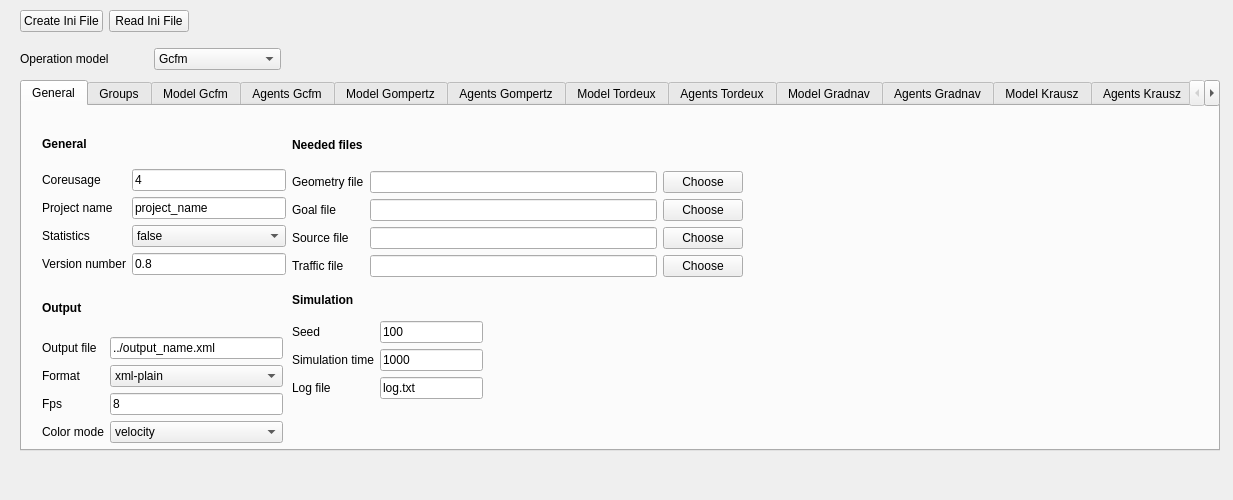
Above: forms/inifilewidget.ui from JuPedSim/jpseditor before the change. Below: the same form after it.
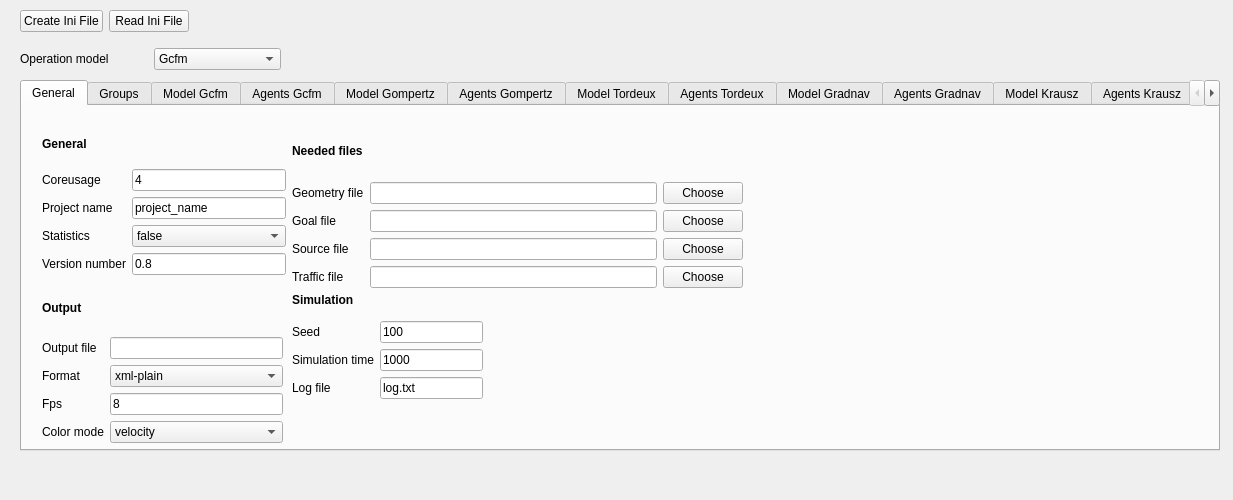
That is the form after the change.

Patch:
```diff
--- a/forms/inifilewidget.ui
+++ b/forms/inifilewidget.ui
@@ -41,7 +41,7 @@
     <attribute name="title">
      <string>General</string>
     </attribute>
-    <widget class="QWidget" name="">
+    <widget class="QWidget" name="layoutWidget">
      <property name="geometry">
       <rect>
        <x>20</x>
@@ -165,7 +165,7 @@
       </item>
      </layout>
     </widget>
-    <widget class="QWidget" name="">
+    <widget class="QWidget" name="layoutWidget">
      <property name="geometry">
       <rect>
        <x>270</x>
@@ -244,7 +244,7 @@
       </item>
      </layout>
     </widget>
-    <widget class="QWidget" name="">
+    <widget class="QWidget" name="layoutWidget">
      <property name="geometry">
       <rect>
        <x>20</x>
@@ -300,7 +300,7 @@
           <item>
            <widget class="QLineEdit" name="lineEdit_general_12">
             <property name="text">
-             <string>../output_name.xml</string>
+             <string/>
             </property>
            </widget>
           </item>
@@ -370,13 +370,13 @@
       </item>
      </layout>
     </widget>
-    <widget class="QWidget" name="">
+    <widget class="QWidget" name="layoutWidget">
      <property name="geometry">
       <rect>
        <x>270</x>
        <y>20</y>
        <width>451</width>
-       <height>151</height>
+       <height>162</height>
       </rect>
      </property>
      <layout class="QVBoxLayout" name="verticalLayout_14">
@@ -4284,8 +4284,8 @@
   <widget class="QLabel" name="label_warning">
    <property name="geometry">
     <rect>
-     <x>320</x>
-     <y>10</y>
+     <x>40</x>
+     <y>450</y>
      <width>571</width>
      <height>21</height>
     </rect>
@@ -4300,7 +4300,7 @@
     <string/>
    </property>
   </widget>
-  <widget class="QWidget" name="">
+  <widget class="QWidget" name="layoutWidget">
    <property name="geometry">
     <rect>
      <x>20</x>
```
